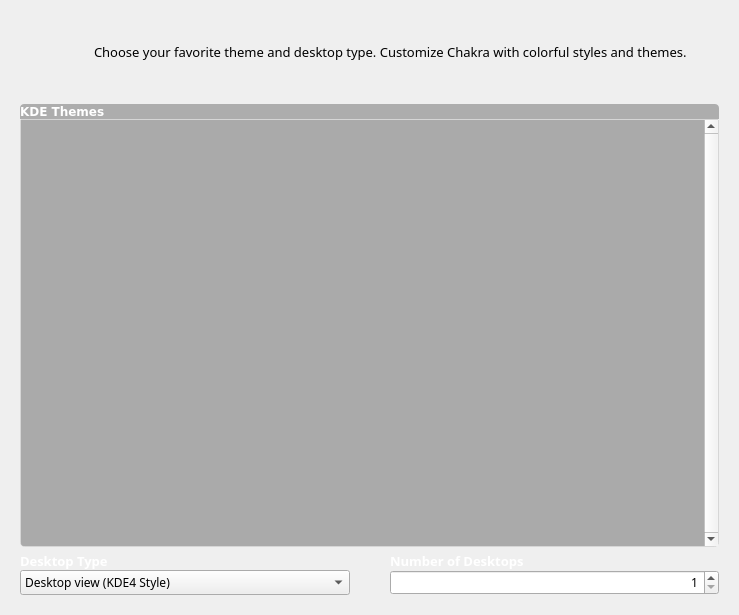
rshipp/kapudan, file ui/ui_scrStyle.ui: the form before one commit.
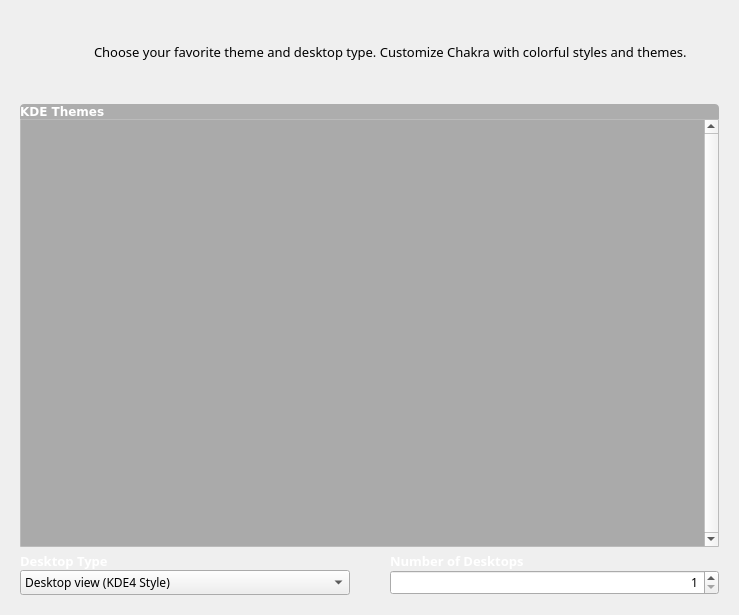
The form after the commit. Icons and pictures are not drawn.

Commit message: Flat corners on bottom of groupboxes.

The edit to the form file:
```diff
--- a/ui/ui_scrStyle.ui
+++ b/ui/ui_scrStyle.ui
@@ -20,19 +20,15 @@
    <string>Themes</string>
   </property>
   <property name="styleSheet">
-   <string notr="true">#iconContainer{padding:10px;background-color: qlineargradient(spread:pad, x1:1, y1:1, x2:0, y2:0, stop:0 rgba(219, 219, 219, 100), stop:1 rgba(255, 255, 255, 100));border: 1px solid rgba(255,255,255,50);border-bottom-left-radius: 4px;border-bottom-right-radius: 4px;}
-
-#listIcon{ background-color: rgba(0,0,0,0); }
-
+   <string notr="true">#listIcon{
+    background-color: rgba(0,0,0,0);
+}
 
 QListWidget {
 	background-color: rgb(170, 170, 170);
 	border: 1px solid rgba(255,255,255,50);
-	border-bottom-left-radius: 4px;
-	border-bottom-right-radius: 4px;
 }
 
-
 QPushButton{
 	padding: 3px 10px 3px 10px;
 	color: white;
```
The commit also changes 9 other files.
